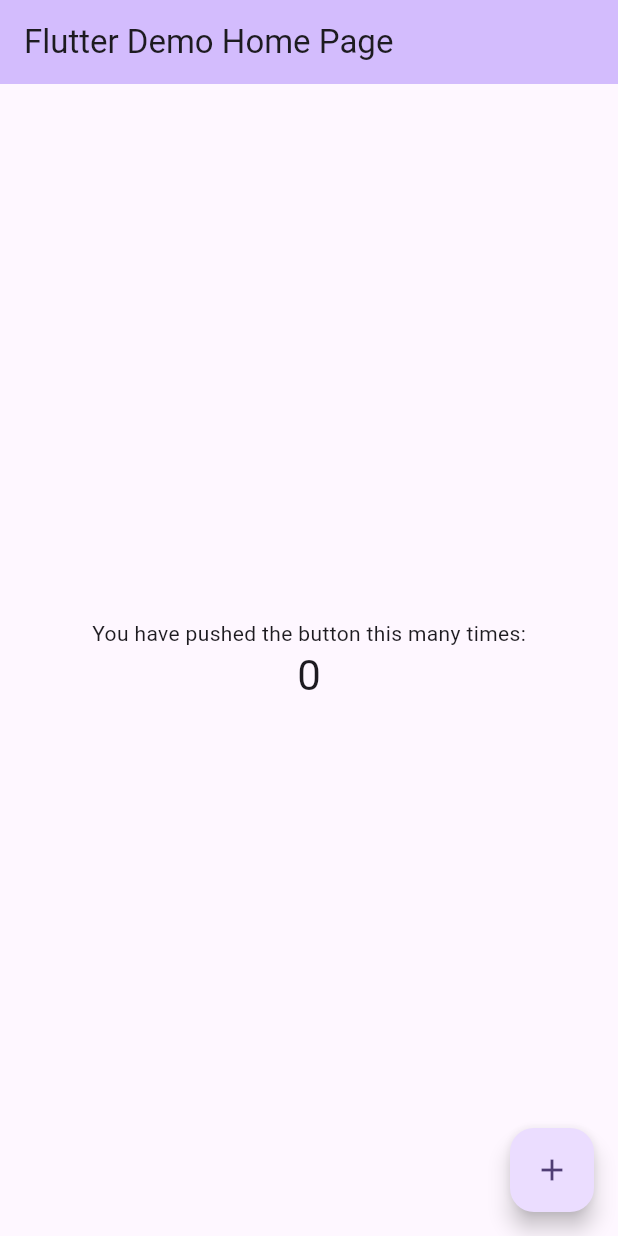
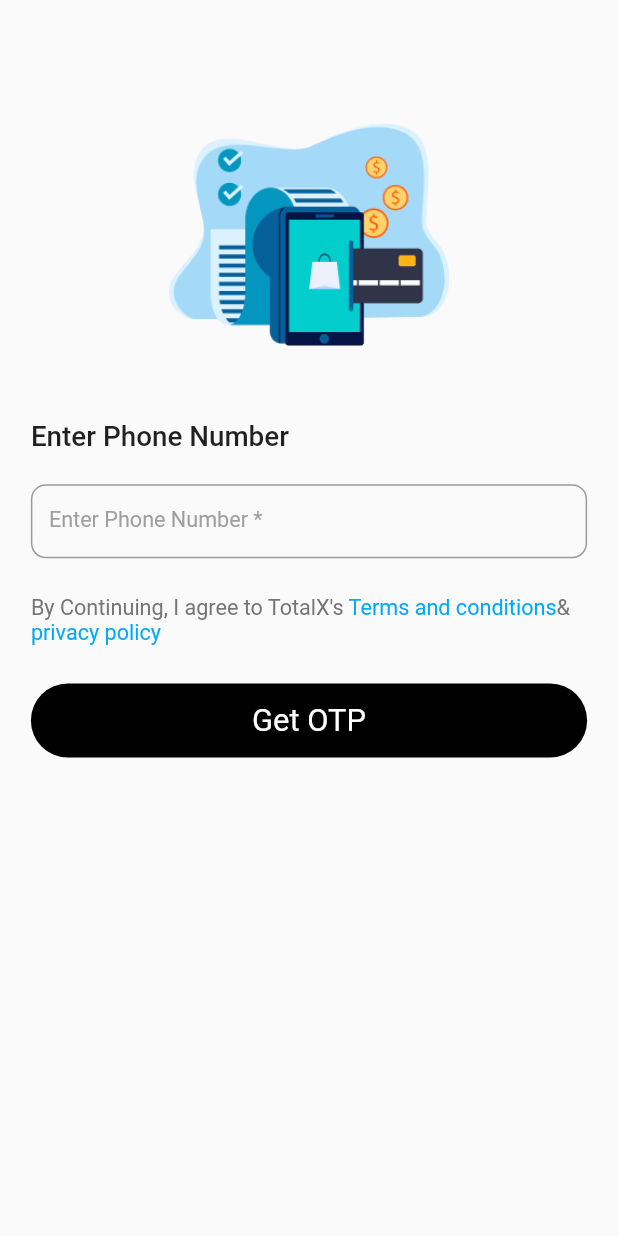
Before and after one commit to SalmanFarizss/UserVerse, a Flutter app: the screen it shows after launch, on a phone screen of 412 x 824 dp. Run offline on Flutter 3.47's test engine with Material 2 defaults, Android fonts, the phone set to English and light mode, and no system bars; our stand-ins replace pinput.

Commit message:
auth section UI:login_screen,OTP_screen

```diff
--- /dev/null
+++ b/lib/core/globals.dart
@@ -0,0 +1,3 @@
+
+late double height;
+late double width;
--- /dev/null
+++ b/lib/features/auth/screens/login_screen.dart
@@ -0,0 +1,127 @@
+import 'package:flutter/cupertino.dart';
+import 'package:flutter/gestures.dart';
+import 'package:flutter/material.dart';
+import 'package:user_verse/core/globals.dart';
+import 'package:user_verse/features/auth/screens/otp_screen.dart';
+
+class LoginScreen extends StatefulWidget {
+  const LoginScreen({super.key});
+
+  @override
+  State<LoginScreen> createState() => _LoginScreenState();
+}
+
+class _LoginScreenState extends State<LoginScreen> {
+  TextEditingController phoneController = TextEditingController();
+  @override
+  void dispose() {
+    phoneController.dispose();
+    super.dispose();
+  }
+
+  @override
+  Widget build(BuildContext context) {
+    return Scaffold(
+      body: Padding(
+        padding: EdgeInsets.symmetric(horizontal: width * 0.05),
+        child: SingleChildScrollView(
+          child: Column(
+            mainAxisAlignment: MainAxisAlignment.start,
+            crossAxisAlignment: CrossAxisAlignment.start,
+            children: [
+              SizedBox(
+                height: height * 0.1,
+              ),
+              SizedBox(
+                height: height * 0.18,
+                width: width,
+                child: Image.asset('assets/images/login_image.png'),
+              ),
+              SizedBox(
+                height: height * 0.06,
+              ),
+              Text(
+                'Enter Phone Number',
+                style: TextStyle(
+                    fontSize: width * 0.045, fontWeight: FontWeight.w500),
+              ),
+              SizedBox(
+                height: height * 0.025,
+              ),
+              SizedBox(
+                height: height * 0.06,
+                child: TextFormField(
+                  controller: phoneController,
+                  keyboardType: TextInputType.number,
+                  decoration: InputDecoration(
+                      labelText: 'Enter Phone Number *',
+                      labelStyle: TextStyle(
+                          fontSize: width * 0.035, color: Colors.grey),
+                      // hintText: 'Enter Phone Number *',
+                      // hintStyle: TextStyle(fontSize: width*0.035,color: Colors.grey),
+                      border: OutlineInputBorder(
+                          borderRadius: BorderRadius.circular(10),
+                          borderSide: BorderSide(color: Colors.grey.shade100))),
+                ),
+              ),
+              SizedBox(
+                height: height * 0.03,
+              ),
+              RichText(
+                text: TextSpan(children: [
+                  TextSpan(
+                      text: "By Continuing, I agree to TotalX's",
+                      style: TextStyle(
+                          fontSize: width * 0.035,
+                          color: Colors.grey.shade600)),
+                  TextSpan(
+                      text: ' Terms and conditions',
+                      style: TextStyle(
+                          fontSize: width * 0.035, color: Colors.lightBlue),
+                      recognizer: TapGestureRecognizer()..onTap = () {}),
+                  TextSpan(
+                      text: '& ',
+                      style: TextStyle(
+                          fontSize: width * 0.035,
+                          color: Colors.grey.shade600)),
+                  TextSpan(
+                      text: 'privacy policy',
+                      style: TextStyle(
+                          fontSize: width * 0.035, color: Colors.lightBlue),
+                      recognizer: TapGestureRecognizer()..onTap = () {}),
+                ]),
+              ),
+              SizedBox(
+                height: height * 0.03,
+              ),
+              InkWell(
+                onTap: () {
+                  Navigator.pushReplacement(
+                      context,
+                      CupertinoPageRoute(
+                        builder: (context) => OtpScreen(
+                          phoneNumber: phoneController.text.trim(),
+                        ),
+                      ));
+                },
+                child: Container(
+                  height: height * 0.06,
+                  width: width,
+                  decoration: BoxDecoration(
+                      borderRadius: BorderRadius.circular(height * 0.25),
+                      color: Colors.black),
+                  child: Center(
+                      child: Text(
+                    'Get OTP',
+                    style:
+                        TextStyle(fontSize: width * 0.05, color: Colors.white),
+                  )),
+                ),
+              )
+            ],
+          ),
+        ),
+      ),
+    );
+  }
+}
--- a/lib/main.dart
+++ b/lib/main.dart
@@ -1,4 +1,5 @@
 import 'package:flutter/material.dart';
+import 'package:user_verse/features/auth/screens/splash_screen.dart';
 
 void main() {
   runApp(const MyApp());
@@ -7,119 +8,12 @@ void main() {
 class MyApp extends StatelessWidget {
   const MyApp({super.key});
 
-  // This widget is the root of your application.
   @override
   Widget build(BuildContext context) {
-    return MaterialApp(
-      title: 'Flutter Demo',
-      theme: ThemeData(
-        // This is the theme of your application.
-        //
-        // TRY THIS: Try running your application with "flutter run". You'll see
-        // the application has a blue toolbar. Then, without quitting the app,
-        // try changing the seedColor in the colorScheme below to Colors.green
-        // and then invoke "hot reload" (save your changes or press the "hot
-        // reload" button in a Flutter-supported IDE, or press "r" if you used
-        // the command line to start the app).
-        //
-        // Notice that the counter didn't reset back to zero; the application
-        // state is not lost during the reload. To reset the state, use hot
-        // restart instead.
-        //
-        // This works for code too, not just values: Most code changes can be
-        // tested with just a hot reload.
-        colorScheme: ColorScheme.fromSeed(seedColor: Colors.deepPurple),
-        useMaterial3: true,
-      ),
-      home: const MyHomePage(title: 'Flutter Demo Home Page'),
+    return const MaterialApp(
+      debugShowCheckedModeBanner: false,
+      title: 'UserVerse',
+      home:SplashScreen(),
     );
   }
 }
-
-class MyHomePage extends StatefulWidget {
-  const MyHomePage({super.key, required this.title});
-
-  // This widget is the home page of your application. It is stateful, meaning
-  // that it has a State object (defined below) that contains fields that affect
-  // how it looks.
-
-  // This class is the configuration for the state. It holds the values (in this
-  // case the title) provided by the parent (in this case the App widget) and
-  // used by the build method of the State. Fields in a Widget subclass are
-  // always marked "final".
-
-  final String title;
-
-  @override
-  State<MyHomePage> createState() => _MyHomePageState();
-}
-
-class _MyHomePageState extends State<MyHomePage> {
-  int _counter = 0;
-
-  void _incrementCounter() {
-    setState(() {
-      // This call to setState tells the Flutter framework that something has
-      // changed in this State, which causes it to rerun the build method below
-      // so that the display can reflect the updated values. If we changed
-      // _counter without calling setState(), then the build method would not be
-      // called again, and so nothing would appear to happen.
-      _counter++;
-    });
-  }
-
-  @override
-  Widget build(BuildContext context) {
-    // This method is rerun every time setState is called, for instance as done
-    // by the _incrementCounter method above.
-    //
-    // The Flutter framework has been optimized to make rerunning build methods
-    // fast, so that you can just rebuild anything that needs updating rather
-    // than having to individually change instances of widgets.
-    return Scaffold(
-      appBar: AppBar(
-        // TRY THIS: Try changing the color here to a specific color (to
-        // Colors.amber, perhaps?) and trigger a hot reload to see the AppBar
-        // change color while the other colors stay the same.
-        backgroundColor: Theme.of(context).colorScheme.inversePrimary,
-        // Here we take the value from the MyHomePage object that was created by
-        // the App.build method, and use it to set our appbar title.
-        title: Text(widget.title),
-      ),
-      body: Center(
-        // Center is a layout widget. It takes a single child and positions it
-        // in the middle of the parent.
-        child: Column(
-          // Column is also a layout widget. It takes a list of children and
-          // arranges them vertically. By default, it sizes itself to fit its
-          // children horizontally, and tries to be as tall as its parent.
-          //
-          // Column has various properties to control how it sizes itself and
-          // how it positions its children. Here we use mainAxisAlignment to
-          // center the children vertically; the main axis here is the vertical
-          // axis because Columns are vertical (the cross axis would be
-          // horizontal).
-          //
-          // TRY THIS: Invoke "debug painting" (choose the "Toggle Debug Paint"
-          // action in the IDE, or press "p" in the console), to see the
-          // wireframe for each widget.
-          mainAxisAlignment: MainAxisAlignment.center,
-          children: <Widget>[
-            const Text(
-              'You have pushed the button this many times:',
-            ),
-            Text(
-              '$_counter',
-              style: Theme.of(context).textTheme.headlineMedium,
-            ),
-          ],
-        ),
-      ),
-      floatingActionButton: FloatingActionButton(
-        onPressed: _incrementCounter,
-        tooltip: 'Increment',
-        child: const Icon(Icons.add),
-      ), // This trailing comma makes auto-formatting nicer for build methods.
-    );
-  }
-}
```
Also changed, not shown: lib/features/auth/screens/otp_screen.dart (added, +103 -0 lines), lib/features/auth/screens/splash_screen.dart (added, +29 -0 lines), lib/features/home/home_screen.dart (added, +20 -0 lines), pubspec.yaml (+4 -3 lines), assets/images/login_image.png (added), assets/images/logo.png (added), assets/images/otp_image.png (added), pubspec.lock, 1 other file.
